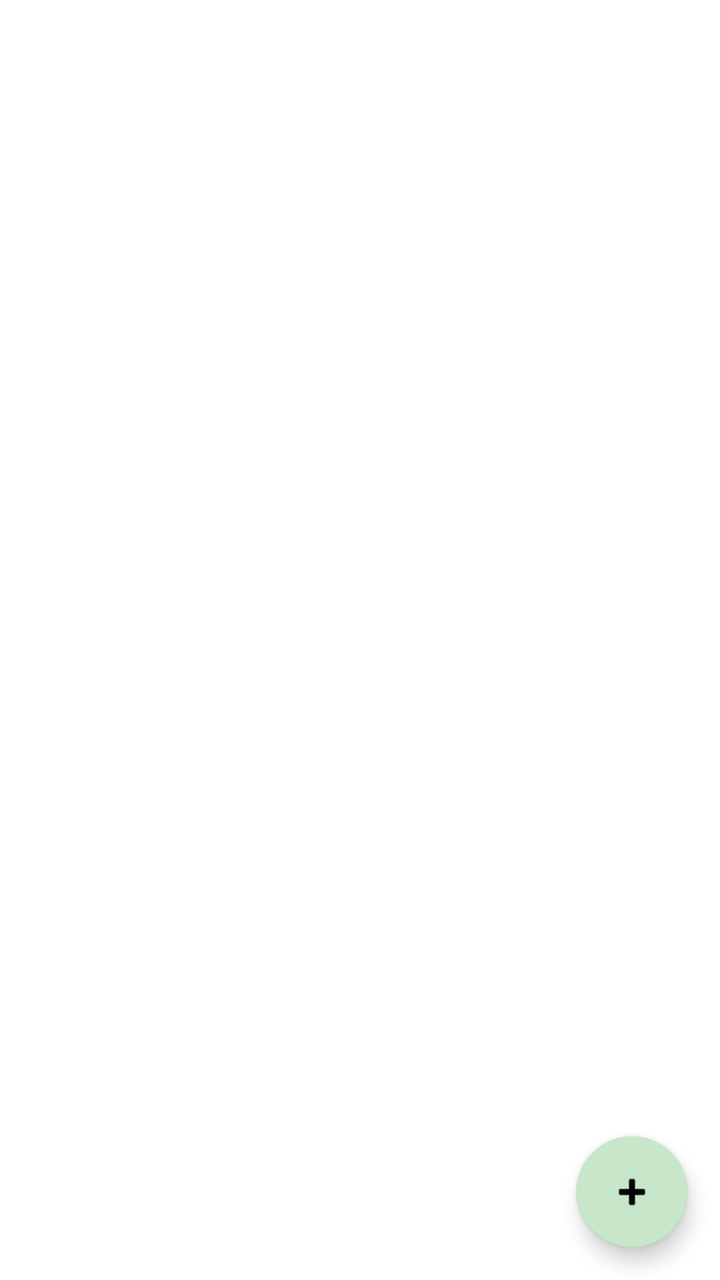
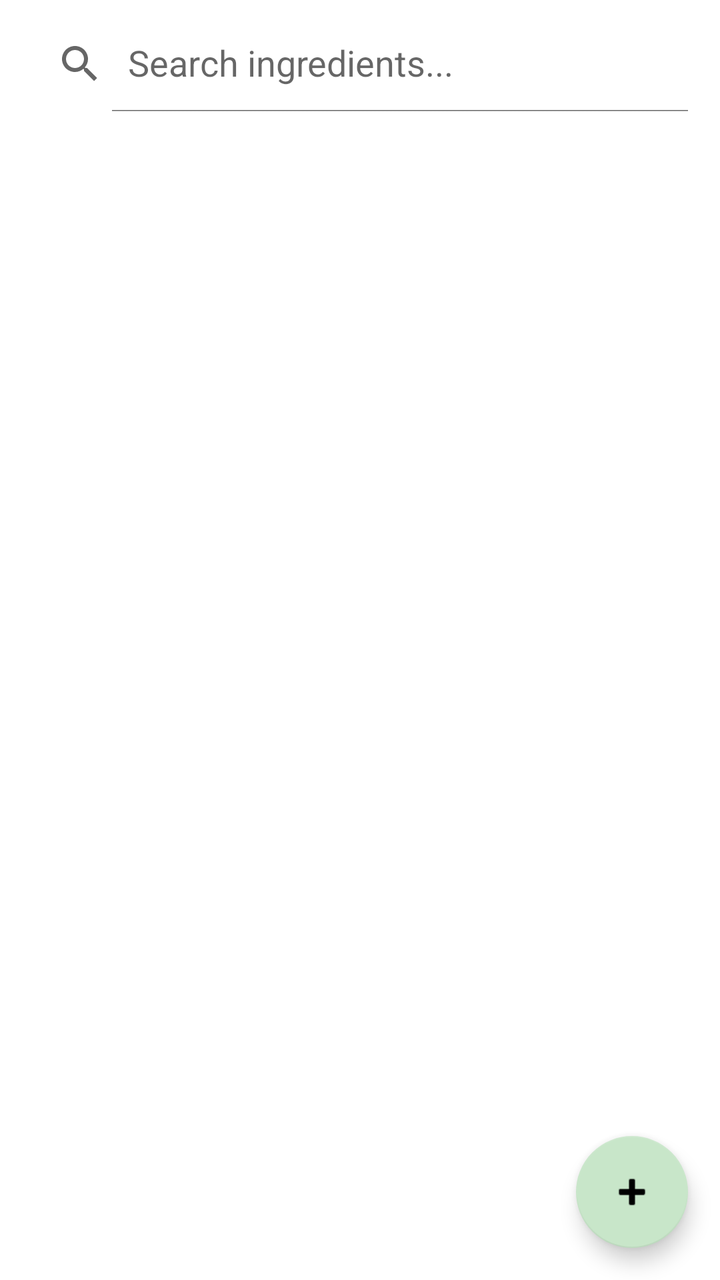

The first picture is an Android layout as it rendered before a commit; the second is the same layout after the commit. The layout source and the unified diff follow.
<!-- AndroidManifest.xml: application theme Theme.SmartPantryManager -->
<!-- res/layout/fragment_pantry.xml -->
<?xml version="1.0" encoding="utf-8"?>
<androidx.constraintlayout.widget.ConstraintLayout xmlns:android="http://schemas.android.com/apk/res/android"
    xmlns:app="http://schemas.android.com/apk/res-auto"
    xmlns:tools="http://schemas.android.com/tools"
    android:layout_width="match_parent"
    android:layout_height="match_parent">

    <androidx.recyclerview.widget.RecyclerView
        android:id="@+id/recycler_view_pantry"
        android:layout_width="match_parent"
        android:layout_height="match_parent"
        app:layoutManager="androidx.recyclerview.widget.LinearLayoutManager"
        tools:listitem="@layout/item_ingredient" />

    <com.google.android.material.floatingactionbutton.FloatingActionButton
        android:id="@+id/fab_add_ingredient"
        android:layout_width="wrap_content"
        android:layout_height="wrap_content"
        android:layout_margin="16dp"
        android:contentDescription="Add Ingredient"
        app:layout_constraintBottom_toBottomOf="parent"
        app:layout_constraintEnd_toEndOf="parent"
        app:srcCompat="@android:drawable/ic_input_add" />

    <TextView
        android:id="@+id/text_empty_pantry"
        android:layout_width="wrap_content"
        android:layout_height="wrap_content"
        android:text="Your pantry is empty!"
        android:visibility="gone"
        app:layout_constraintBottom_toBottomOf="parent"
        app:layout_constraintEnd_toEndOf="parent"
        app:layout_constraintStart_toStartOf="parent"
        app:layout_constraintTop_toTopOf="parent" />

</androidx.constraintlayout.widget.ConstraintLayout>
<!-- res/layout/item_ingredient.xml (included above) -->
<?xml version="1.0" encoding="utf-8"?>
<com.google.android.material.card.MaterialCardView xmlns:android="http://schemas.android.com/apk/res/android"
    xmlns:app="http://schemas.android.com/apk/res-auto"
    android:layout_width="match_parent"
    android:layout_height="wrap_content"
    android:layout_margin="8dp"
    app:cardCornerRadius="16dp"
    app:cardElevation="4dp">

    <androidx.constraintlayout.widget.ConstraintLayout
        android:layout_width="match_parent"
        android:layout_height="wrap_content"
        android:padding="16dp">

        <View
            android:id="@+id/expiry_indicator"
            android:layout_width="6dp"
            android:layout_height="0dp"
            android:layout_marginStart="-16dp"
            android:layout_marginTop="-16dp"
            android:layout_marginBottom="-16dp"
            android:background="@color/expiry_green"
            app:layout_constraintBottom_toBottomOf="parent"
            app:layout_constraintStart_toStartOf="parent"
            app:layout_constraintTop_toTopOf="parent" />

        <TextView
            android:id="@+id/text_name"
            android:layout_width="0dp"
            android:layout_height="wrap_content"
            android:layout_marginStart="16dp"
            android:textAppearance="?attr/textAppearanceTitleMedium"
            android:textStyle="bold"
            app:layout_constraintEnd_toStartOf="@+id/text_quantity"
            app:layout_constraintStart_toStartOf="parent"
            app:layout_constraintTop_toTopOf="parent"
            android:text="Ingredient Name" />

        <TextView
            android:id="@+id/text_quantity"
            android:layout_width="wrap_content"
            android:layout_height="wrap_content"
            android:layout_marginEnd="8dp"
            android:textAppearance="?attr/textAppearanceBodyMedium"
            android:text="1.0 unit"
            app:layout_constraintBottom_toBottomOf="@+id/text_name"
            app:layout_constraintEnd_toStartOf="@+id/button_delete"
            app:layout_constraintTop_toTopOf="@+id/text_name" />

        <TextView
            android:id="@+id/text_expiry"
            android:layout_width="wrap_content"
            android:layout_height="wrap_content"
            android:layout_marginStart="16dp"
            android:layout_marginTop="4dp"
            android:textAppearance="?attr/textAppearanceBodySmall"
            app:layout_constraintStart_toStartOf="parent"
            app:layout_constraintTop_toBottomOf="@+id/text_name"
            android:text="Expires: 2023-12-31" />

        <ImageButton
            android:id="@+id/button_delete"
            android:layout_width="wrap_content"
            android:layout_height="wrap_content"
            android:background="?attr/selectableItemBackgroundBorderless"
            android:contentDescription="@string/delete"
            android:padding="8dp"
            app:layout_constraintBottom_toBottomOf="parent"
            app:layout_constraintEnd_toEndOf="parent"
            app:layout_constraintTop_toTopOf="parent"
            app:srcCompat="@android:drawable/ic_menu_delete" />

    </androidx.constraintlayout.widget.ConstraintLayout>

</com.google.android.material.card.MaterialCardView>
<!-- resources referenced by this layout -->
<resources>
  <color name="expiry_green">#69F0AE</color>
  <string name="delete">Delete</string>
  <style name="Theme.SmartPantryManager" parent="Theme.MaterialComponents.DayNight.DarkActionBar">
          
          <item name="colorPrimary">@color/green_500</item>
          <item name="colorPrimaryVariant">@color/green_700</item>
          <item name="colorOnPrimary">@color/white</item>
          
          <item name="colorSecondary">@color/green_accent_200</item>
          <item name="colorSecondaryVariant">@color/green_accent_700</item>
          <item name="colorOnSecondary">@color/black</item>
          
          <item name="android:statusBarColor">?attr/colorPrimaryVariant</item>
          
      </style>
  <color name="green_500">#4CAF50</color>
  <color name="green_700">#388E3C</color>
  <color name="white">#FFFFFFFF</color>
  <color name="green_accent_200">#C8E6C9</color>
  <color name="green_accent_700">#2E7D32</color>
  <color name="black">#FF000000</color>
</resources>

<!-- the commit's change to res/layout/fragment_pantry.xml (unified diff, before → after) -->
@@ -5,11 +5,26 @@
     android:layout_width="match_parent"
     android:layout_height="match_parent">
 
+    <androidx.appcompat.widget.SearchView
+        android:id="@+id/search_view_pantry"
+        android:layout_width="0dp"
+        android:layout_height="wrap_content"
+        android:layout_margin="8dp"
+        app:iconifiedByDefault="false"
+        app:queryHint="Search ingredients..."
+        app:layout_constraintEnd_toEndOf="parent"
+        app:layout_constraintStart_toStartOf="parent"
+        app:layout_constraintTop_toTopOf="parent" />
+
     <androidx.recyclerview.widget.RecyclerView
         android:id="@+id/recycler_view_pantry"
-        android:layout_width="match_parent"
-        android:layout_height="match_parent"
+        android:layout_width="0dp"
+        android:layout_height="0dp"
         app:layoutManager="androidx.recyclerview.widget.LinearLayoutManager"
+        app:layout_constraintBottom_toBottomOf="parent"
+        app:layout_constraintEnd_toEndOf="parent"
+        app:layout_constraintStart_toStartOf="parent"
+        app:layout_constraintTop_toBottomOf="@+id/search_view_pantry"
         tools:listitem="@layout/item_ingredient" />
 
     <com.google.android.material.floatingactionbutton.FloatingActionButton
@@ -31,7 +46,7 @@
         app:layout_constraintBottom_toBottomOf="parent"
         app:layout_constraintEnd_toEndOf="parent"
         app:layout_constraintStart_toStartOf="parent"
-        app:layout_constraintTop_toTopOf="parent" />
+        app:layout_constraintTop_toBottomOf="@+id/search_view_pantry" />
 
 </androidx.constraintlayout.widget.ConstraintLayout>
 <!-- res/layout/item_ingredient.xml (included above) -->
